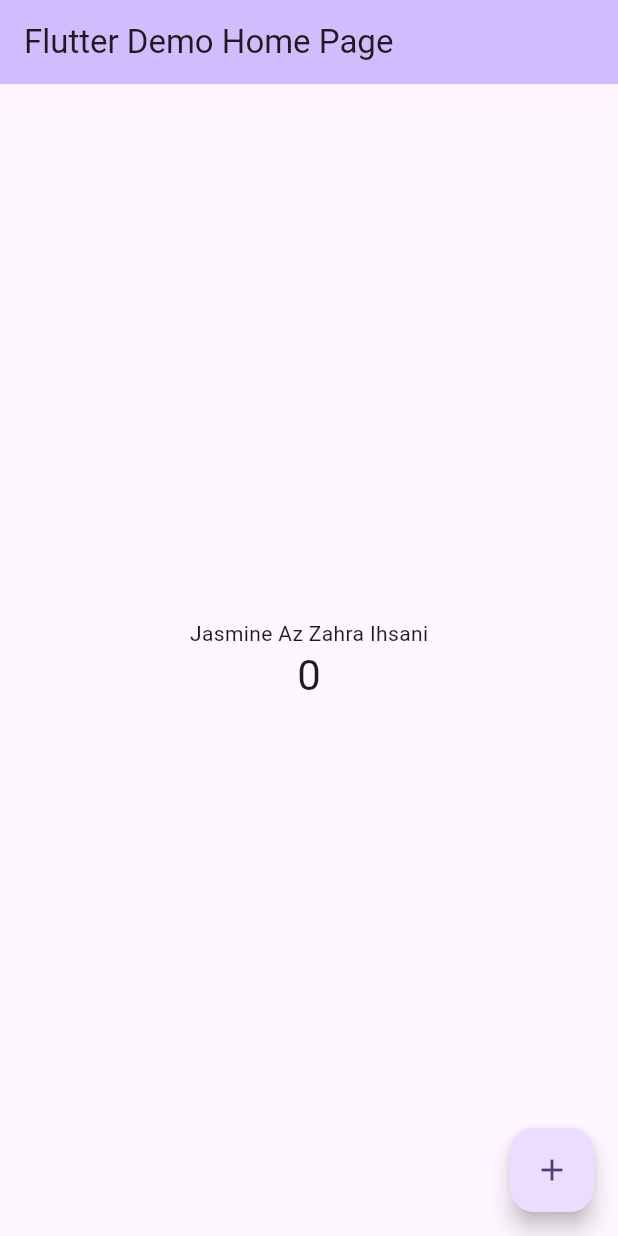
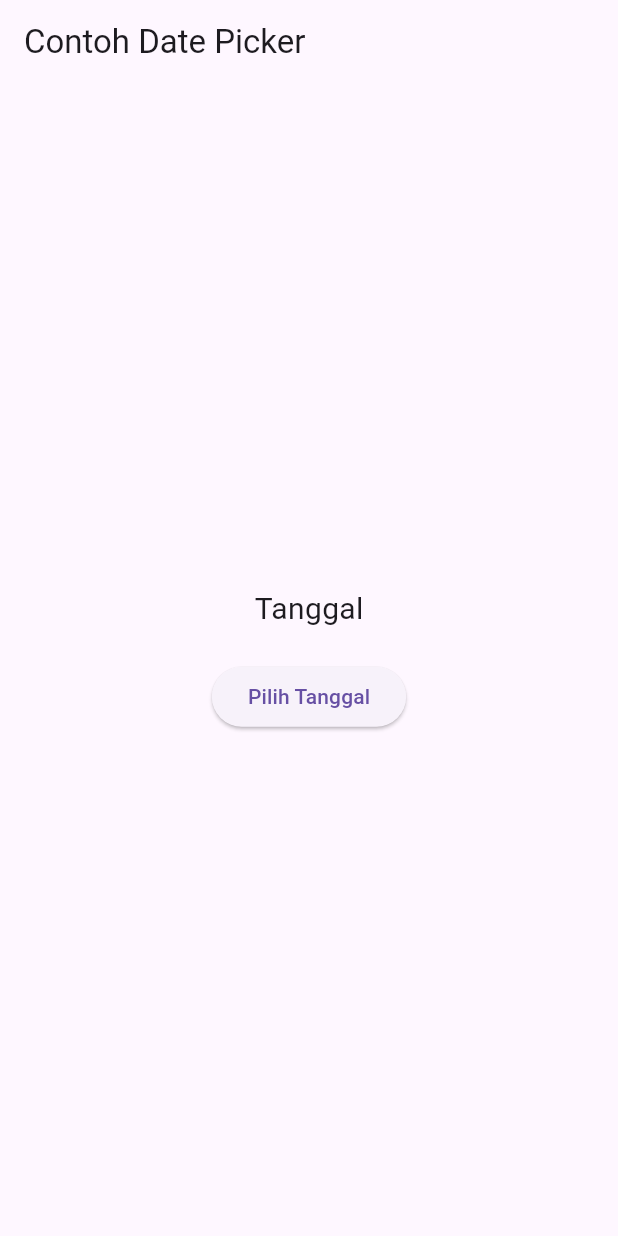
Before and after one commit to jasmneazzhra/flutter-fundamental-part1, a Flutter app: the screen it shows after launch, on a phone screen of 412 x 824 dp. Run offline on Flutter 3.47's test engine with Material 3 defaults, Android fonts, the phone set to English and light mode, and no system bars.

Commit message:
project hello_world

```diff
--- /dev/null
+++ b/lib/basic_widget/fab_widget.dart
@@ -0,0 +1,20 @@
+import 'package:flutter/material.dart';
+
+class FabWidget extends StatelessWidget {
+  const FabWidget({Key? key}) : super(key: key);
+
+  @override
+  Widget build(BuildContext context) {
+    return MaterialApp(
+      home: Scaffold(
+        floatingActionButton: FloatingActionButton(
+          onPressed: () {
+            // Add your onPressed code here!
+          },
+          child: const Icon(Icons.thumb_up),
+          backgroundColor: Colors.pink,
+        ),
+      ),
+    );
+  }
+}
--- /dev/null
+++ b/lib/basic_widget/loading_cupertino.dart
@@ -0,0 +1,25 @@
+import 'package:flutter/material.dart';
+import 'package:flutter/cupertino.dart';
+
+class LoadingCupertino extends StatelessWidget {
+  const LoadingCupertino({Key? key}) : super(key: key);
+
+  @override
+  Widget build(BuildContext context) {
+    return MaterialApp(
+      home: Container(
+        margin: const EdgeInsets.only(top: 30),
+        color: Colors.white,
+        child: Column(
+          children: <Widget>[
+            CupertinoButton(
+              child: const Text("Contoh button"),
+              onPressed: () {},
+            ),
+            const CupertinoActivityIndicator(),
+          ],
+        ),
+      ),
+    );
+  }
+}
--- a/lib/main.dart
+++ b/lib/main.dart
@@ -1,125 +1,79 @@
+import 'dart:async';
 import 'package:flutter/material.dart';
 
-void main() {
-  runApp(const MyApp());
-}
+void main() => runApp(const MyApp());
 
 class MyApp extends StatelessWidget {
-  const MyApp({super.key});
+  const MyApp({Key? key}) : super(key: key);
 
-  // This widget is the root of your application.
   @override
   Widget build(BuildContext context) {
-    return MaterialApp(
-      title: 'Flutter Demo',
-      theme: ThemeData(
-        // This is the theme of your application.
-        //
-        // TRY THIS: Try running your application with "flutter run". You'll see
-        // the application has a purple toolbar. Then, without quitting the app,
-        // try changing the seedColor in the colorScheme below to Colors.green
-        // and then invoke "hot reload" (save your changes or press the "hot
-        // reload" button in a Flutter-supported IDE, or press "r" if you used
-        // the command line to start the app).
-        //
-        // Notice that the counter didn't reset back to zero; the application
-        // state is not lost during the reload. To reset the state, use hot
-        // restart instead.
-        //
-        // This works for code too, not just values: Most code changes can be
-        // tested with just a hot reload.
-        colorScheme: ColorScheme.fromSeed(seedColor: Colors.deepPurple),
-        useMaterial3: true,
-      ),
-      home: const MyHomePage(title: 'Flutter Demo Home Page'),
+    return const MaterialApp(
+      title: 'Contoh Date Picker',
+      home: MyHomePage(title: 'Contoh Date Picker'),
     );
   }
 }
 
 class MyHomePage extends StatefulWidget {
-  const MyHomePage({super.key, required this.title});
-
-  // This widget is the home page of your application. It is stateful, meaning
-  // that it has a State object (defined below) that contains fields that affect
-  // how it looks.
-
-  // This class is the configuration for the state. It holds the values (in this
-  // case the title) provided by the parent (in this case the App widget) and
-  // used by the build method of the State. Fields in a Widget subclass are
-  // always marked "final".
+  const MyHomePage({Key? key, required this.title}) : super(key: key);
 
   final String title;
 
   @override
-  State<MyHomePage> createState() => _MyHomePageState();
+  _MyHomePageState createState() => _MyHomePageState();
 }
 
 class _MyHomePageState extends State<MyHomePage> {
-  int _counter = 0;
+  // Variable/State untuk mengambil tanggal
+  DateTime selectedDate = DateTime.now();
 
-  void _incrementCounter() {
-    setState(() {
-      // This call to setState tells the Flutter framework that something has
-      // changed in this State, which causes it to rerun the build method below
-      // so that the display can reflect the updated values. If we changed
-      // _counter without calling setState(), then the build method would not be
-      // called again, and so nothing would appear to happen.
-      _counter++;
-    });
+  // Function to select the date using Flutter's date picker
+  Future<void> _selectDate(BuildContext context) async {
+    // Show date picker and get the selected date
+    final DateTime? picked = await showDatePicker(
+      context: context,
+      initialDate: selectedDate,
+      firstDate: DateTime(2015, 8),
+      lastDate: DateTime(2101),
+    );
+
+    if (picked != null && picked != selectedDate) {
+      setState(() {
+        selectedDate = picked;
+      });
+    }
   }
 
   @override
   Widget build(BuildContext context) {
-    // This method is rerun every time setState is called, for instance as done
-    // by the _incrementCounter method above.
-    //
-    // The Flutter framework has been optimized to make rerunning build methods
-    // fast, so that you can just rebuild anything that needs updating rather
-    // than having to individually change instances of widgets.
     return Scaffold(
       appBar: AppBar(
-        // TRY THIS: Try changing the color here to a specific color (to
-        // Colors.amber, perhaps?) and trigger a hot reload to see the AppBar
-        // change color while the other colors stay the same.
-        backgroundColor: Theme.of(context).colorScheme.inversePrimary,
-        // Here we take the value from the MyHomePage object that was created by
-        // the App.build method, and use it to set our appbar title.
         title: Text(widget.title),
       ),
       body: Center(
-        // Center is a layout widget. It takes a single child and positions it
-        // in the middle of the parent.
         child: Column(
-          // Column is also a layout widget. It takes a list of children and
-          // arranges them vertically. By default, it sizes itself to fit its
-          // children horizontally, and tries to be as tall as its parent.
-          //
-          // Column has various properties to control how it sizes itself and
-          // how it positions its children. Here we use mainAxisAlignment to
-          // center the children vertically; the main axis here is the vertical
-          // axis because Columns are vertical (the cross axis would be
-          // horizontal).
-          //
-          // TRY THIS: Invoke "debug painting" (choose the "Toggle Debug Paint"
-          // action in the IDE, or press "p" in the console), to see the
-          // wireframe for each widget.
-          mainAxisAlignment: MainAxisAlignment.center,
+          mainAxisSize: MainAxisSize.min,
           children: <Widget>[
-            const Text(
-              'Jasmine Az Zahra Ihsani',
+            // Display the selected date
+            Text(
+              "Tanggal Terpilih: ${selectedDate.toLocal()}".split(' ')[0],
+              style: const TextStyle(fontSize: 20),
             ),
-            Text(
-              '$_counter',
-              style: Theme.of(context).textTheme.headlineMedium,
+            const SizedBox(height: 20.0),
+            ElevatedButton(
+              onPressed: () {
+                _selectDate(context);
+                // Log selected date in a formatted way
+                print(
+                  "Selected Date: ${selectedDate.day}/${selectedDate.month}/${selectedDate.year}",
+                );
+              },
+              child: const Text('Pilih Tanggal'),
             ),
           ],
         ),
       ),
-      floatingActionButton: FloatingActionButton(
-        onPressed: _incrementCounter,
-        tooltip: 'Increment',
-        child: const Icon(Icons.add),
-      ), // This trailing comma makes auto-formatting nicer for build methods.
     );
   }
 }
```
Also changed, not shown: lib/basic_widget/images_widget.dart (added, +10 -0 lines), lib/basic_widget/text_widget.dart (added, +12 -0 lines), pubspec.yaml (+0 -72 lines), assets/01.jpg (added), assets/02.jpg (added), assets/03.jpg (added), assets/04.jpg (added), assets/05.jpg (added), assets/06.jpg (added), assets/07.jpg (added), 1 other file.
